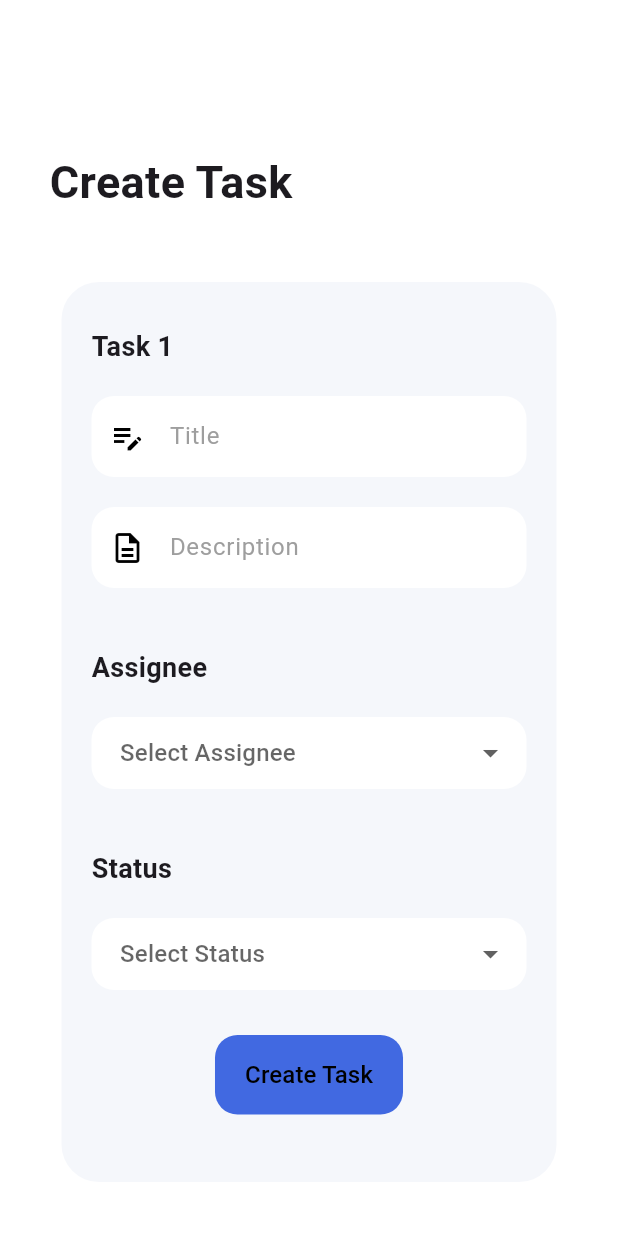
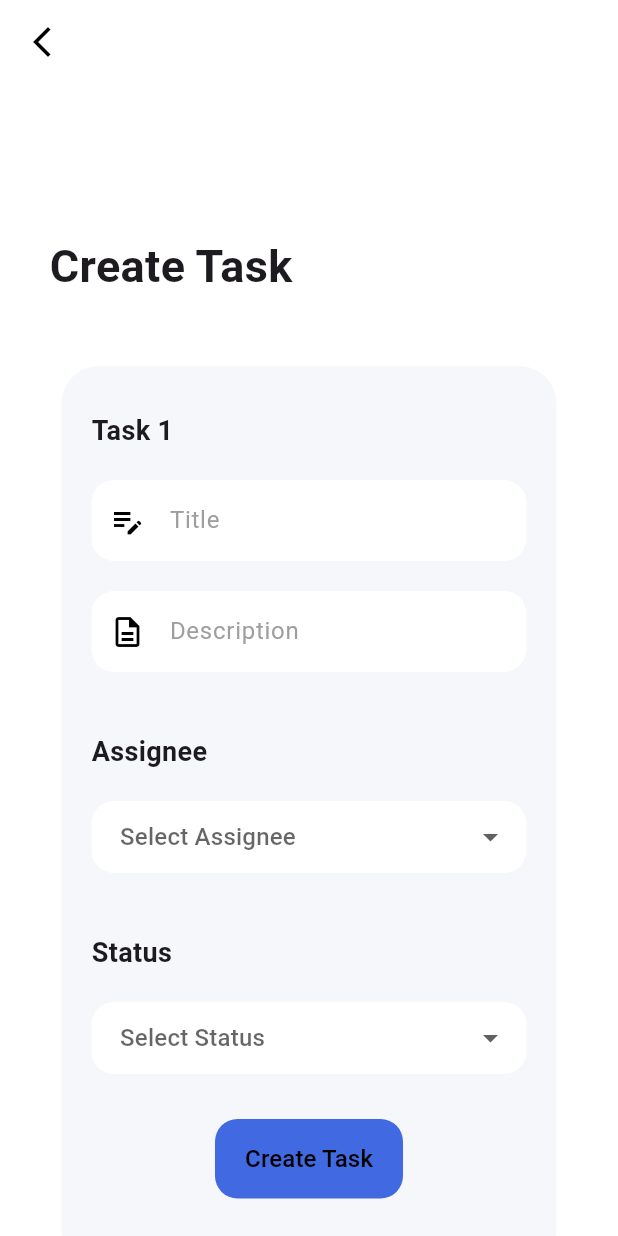
Before and after one commit to Moazzamkhan19/Shigoto, a Flutter app: the CreateTaskScreen screen opened by its route, on a phone screen of 412 x 824 dp. Run offline on Flutter 3.47's test engine with Material 3 defaults, Android fonts, the phone set to English and light mode, and no system bars; our stand-ins replace fl_chart, flutter_signin_button.

Commit message:
Updated TeamMemberScreen & CreateTaskScreen - Naveed

```diff
--- a/lib/View/createTaskScreen.dart
+++ b/lib/View/createTaskScreen.dart
@@ -1,6 +1,7 @@
 import 'package:flutter/material.dart';
 import 'package:shigoto/Components/MyDropDownFIeld.dart';
 import 'package:shigoto/Components/MyTextFields.dart';
+import 'package:shigoto/View/ProjectBoardScreen.dart';
 
 class CreateTaskScreen extends StatefulWidget {
   @override
@@ -23,7 +24,6 @@ class _CreateTaskScreenState extends State<CreateTaskScreen> {
   final Map<String, IconData> statusData = {
     "Pending": Icons.hourglass_bottom_outlined,
     "In Progress": Icons.update_outlined,
-    "Completed": Icons.check_circle_outline,
   };
   String? selectedStatus;
 
@@ -31,6 +31,17 @@ class _CreateTaskScreenState extends State<CreateTaskScreen> {
   Widget build(BuildContext context) {
     return Scaffold(
       backgroundColor: Colors.white,
+      appBar: AppBar(
+        backgroundColor: Colors.white,
+        elevation: 0,
+        surfaceTintColor: Colors.transparent,
+        leading: IconButton(
+          icon: const Icon(Icons.arrow_back_ios_new, color: Colors.black),
+          onPressed: () {
+            Navigator.pushReplacementNamed(context, '/ProjectBoard');
+          },
+        ),
+      ),
       body: Column(
         crossAxisAlignment: CrossAxisAlignment.start,
         children: [
--- a/lib/main.dart
+++ b/lib/main.dart
@@ -21,7 +21,7 @@ class MyApp extends StatelessWidget {
   Widget build(BuildContext context) {
     return MaterialApp(
       debugShowCheckedModeBanner: false,
-      home: SplashScreen(), // start normally
+      home: TeamMemberScreen(), // start normally
       routes: {
         '/login': (context) => const Loginscreen(),
         '/Dashboard': (context) => const Dashboardscreen(),
```
Also changed, not shown: lib/View/TeamMembersScreen.dart (+26 -6 lines).
